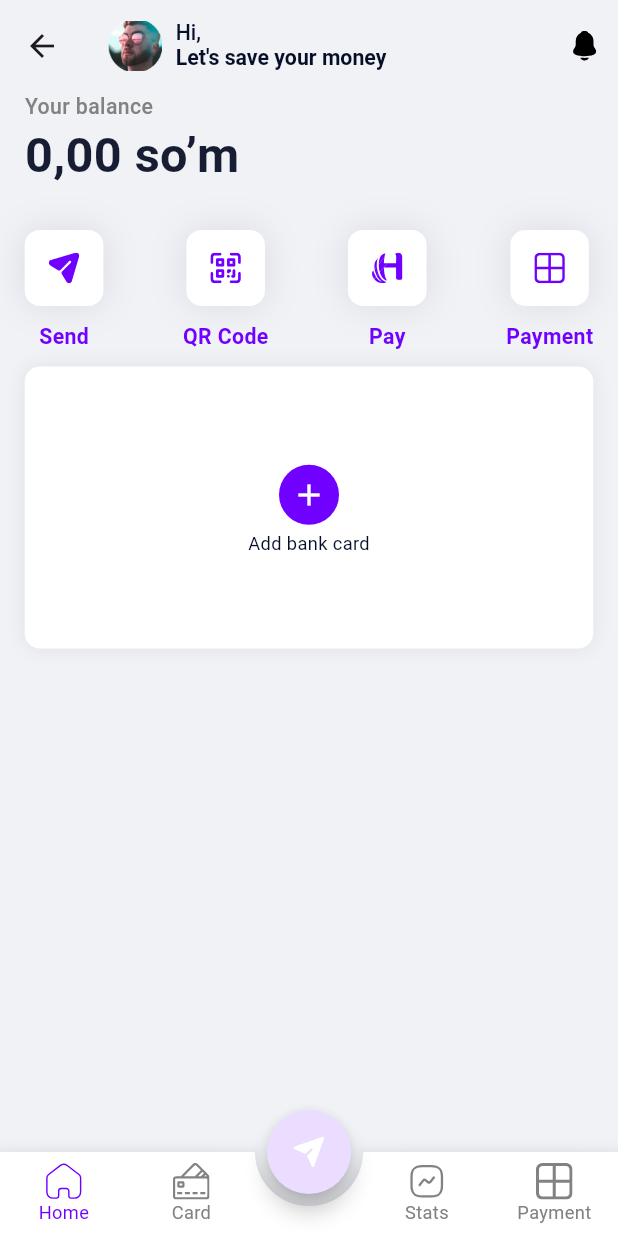
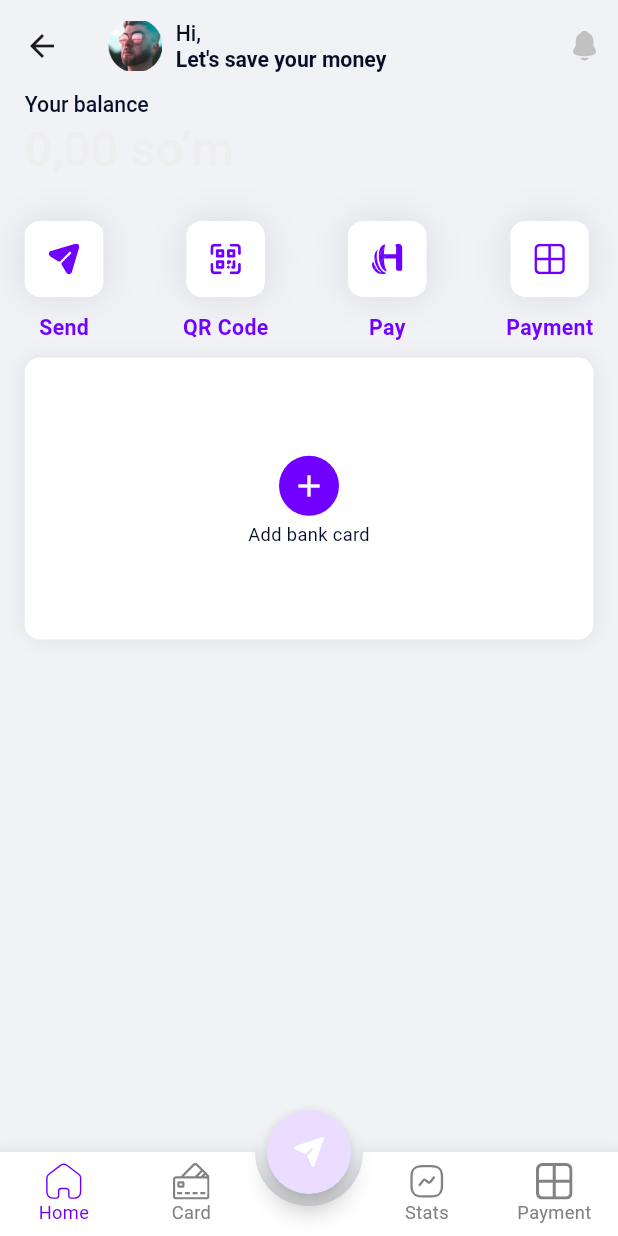
Before and after one commit to YorqinBek7/NewPay, a Flutter app: the HomeTab screen opened directly, on a phone screen of 412 x 824 dp. Run offline on Flutter 3.47's test engine with Material 2 defaults, Android fonts, the phone set to English and light mode, and no system bars; drawn by our look-alikes of animated_bottom_navigation_bar; our stand-ins replace bloc, cached_network_image, card_swiper, cloud_firestore, connectivity_plus, firebase_auth and 14 more; missing offline and left inert: card_stack_widget; accounts and stored records are empty; Roboto replaces fonts that are missing (Manrope, manrope).

Commit message:
added theme

```diff
--- a/lib/data/service.dart
+++ b/lib/data/service.dart
@@ -1,5 +1,3 @@
-import 'dart:convert';
-
 import 'package:cloud_firestore/cloud_firestore.dart';
 import 'package:firebase_auth/firebase_auth.dart';
 import 'package:new_pay/models/cards_model.dart';
--- a/lib/ui/onboarding/splash_screen.dart
+++ b/lib/ui/onboarding/splash_screen.dart
@@ -2,7 +2,6 @@ import 'package:firebase_auth/firebase_auth.dart';
 import 'package:flutter/material.dart';
 import 'package:flutter_screenutil/flutter_screenutil.dart';
 import 'package:lottie/lottie.dart';
-import 'package:new_pay/data/storage.dart';
 import 'package:new_pay/utils/constants.dart';
 import 'package:new_pay/utils/icons.dart';
 
@@ -39,8 +38,8 @@ class _SplashScreenState extends State<SplashScreen> {
       body: Center(
           child: LottieBuilder.asset(
         NewPayIcons.splash,
-        width: 150.0.w,
-        height: 150.0.h,
+        width: 350.0.w,
+        height: 350.0.h,
       )),
     );
   }
--- a/lib/ui/tab_box/add_card_screen/add_card_screen.dart
+++ b/lib/ui/tab_box/add_card_screen/add_card_screen.dart
@@ -3,7 +3,6 @@ import 'package:flutter/material.dart';
 import 'package:flutter_screenutil/flutter_screenutil.dart';
 import 'package:keyboard_dismisser/keyboard_dismisser.dart';
 import 'package:new_pay/data/service.dart';
-import 'package:new_pay/models/cards_model.dart';
 import 'package:new_pay/utils/colors.dart';
 import 'package:new_pay/utils/constants.dart';
 import 'package:new_pay/utils/helper.dart';
--- a/lib/ui/tab_box/home_screen/home_screen.dart
+++ b/lib/ui/tab_box/home_screen/home_screen.dart
@@ -59,19 +59,24 @@ class HomeScreen extends StatelessWidget {
               crossAxisAlignment: CrossAxisAlignment.start,
               children: [
                 Text(
-                  'Hi, ${FirebaseAuth.instance.currentUser!.displayName ?? ''}',
-                  style: NewPayStyles.w500.copyWith(fontSize: 14.0.sp),
-                ),
+                    'Hi, ${FirebaseAuth.instance.currentUser!.displayName ?? ''}',
+                    style: Theme.of(context).textTheme.headline4!),
                 Text(
                   "Let's save your money",
-                  style: NewPayStyles.w700.copyWith(fontSize: 14.0.sp),
+                  style: Theme.of(context)
+                      .textTheme
+                      .headline2!
+                      .copyWith(fontSize: 14.0.sp),
                 ),
               ],
             ),
           ],
         ),
         actions: [
-          SvgPicture.asset(NewPayIcons.notification),
+          SvgPicture.asset(
+            NewPayIcons.notification,
+            color: Theme.of(context).cardColor,
+          ),
           SizedBox(
             width: 13.0.w,
           )
@@ -93,19 +98,16 @@ class HomeScreen extends StatelessWidget {
               return Column(
                 crossAxisAlignment: CrossAxisAlignment.start,
                 children: [
-                  Text(
-                    'Your balance',
-                    style: NewPayStyles.w500
-                        .copyWith(color: NewPayColors.C_828282),
-                  ),
+                  Text('Your balance',
+                      style: Theme.of(context).textTheme.headline4!),
                   SizedBox(
                     width: MediaQuery.of(context).size.width,
                     child: Text(
                       Helper.currenyFormat(state.allSum),
-                      style: NewPayStyles.w700.copyWith(
-                        fontSize: 32.0.sp,
-                        color: NewPayColors.C_171D33,
-                      ),
+                      style: Theme.of(context).textTheme.headline4!.copyWith(
+                            fontSize: 32.0.sp,
+                            color: NewPayColors.C_EEEEEE,
+                          ),
                       maxLines: 1,
                     ),
                   ),
--- a/lib/ui/tab_box/home_screen/profile_screen/app_settings/app_settings.dart
+++ b/lib/ui/tab_box/home_screen/profile_screen/app_settings/app_settings.dart
@@ -17,6 +17,7 @@ class AppSettingsScreen extends StatelessWidget {
       body: SingleChildScrollView(
         child: Column(children: [
           optionItems(
+            context: context,
             icon: NewPayIcons.language,
             title: 'Change Language',
             onTap: () {},
@@ -87,13 +88,16 @@ class AppSettingsScreen extends StatelessWidget {
                 ),
               ),
             ),
+            context: context,
           ),
           optionItems(
+            context: context,
             icon: NewPayIcons.session,
             title: 'Sessions',
             onTap: () {},
           ),
           optionItems(
+            context: context,
             icon: NewPayIcons.public,
             title: 'Public offer',
             onTap: () {},
@@ -102,6 +106,7 @@ class AppSettingsScreen extends StatelessWidget {
             icon: NewPayIcons.aboutApp,
             title: 'About app',
             onTap: () {},
+            context: context,
           )
         ]),
       ),
--- a/lib/ui/tab_box/home_screen/send_money_screen/send_to_phone_screen/select_card_screen.dart
+++ b/lib/ui/tab_box/home_screen/send_money_screen/send_to_phone_screen/select_card_screen.dart
@@ -72,12 +72,14 @@ class SelectCardScreenView extends StatelessWidget {
                             children: [
                               Text(
                                 NewPayConstants.miniCard!.number,
-                                style: NewPayStyles.w400,
+                                style: Theme.of(context).textTheme.headline5!,
                               ),
                               Text(
                                 Helper.currenyFormat(
                                     NewPayConstants.miniCard!.sum),
-                                style: NewPayStyles.w500
+                                style: Theme.of(context)
+                                    .textTheme
+                                    .headline4!
                                     .copyWith(fontSize: 16.0.sp),
                               )
                             ],
--- a/lib/ui/tab_box/home_tab.dart
+++ b/lib/ui/tab_box/home_tab.dart
@@ -58,6 +58,8 @@ class _HomeTabState extends State<HomeTab> {
                 ],
               ),
               bottomNavigationBar: AnimatedBottomNavigationBar.builder(
+                backgroundColor:
+                    Theme.of(context).bottomNavigationBarTheme.backgroundColor,
                 activeIndex: state,
                 gapLocation: GapLocation.center,
                 onTap: (index) => BlocProvider.of<BottomNavBloc>(context)
--- a/lib/ui/tab_box/payment_screen/payment_screen.dart
+++ b/lib/ui/tab_box/payment_screen/payment_screen.dart
@@ -3,7 +3,6 @@ import 'package:flutter_screenutil/flutter_screenutil.dart';
 import 'package:flutter_svg/flutter_svg.dart';
 import 'package:new_pay/utils/colors.dart';
 import 'package:new_pay/utils/constants.dart';
-import 'package:new_pay/utils/styles.dart';
 
 class PaymentScreen extends StatelessWidget {
   const PaymentScreen({super.key});
@@ -34,7 +33,10 @@ class PaymentScreen extends StatelessWidget {
               ),
               title: Text(
                 NewPayConstants.payments[index].title,
-                style: NewPayStyles.w400.copyWith(fontSize: 14.0.sp),
+                style: Theme.of(context)
+                    .textTheme
+                    .headline5!
+                    .copyWith(fontSize: 14.0.sp),
               ),
             ),
           ),
--- a/lib/ui/tab_box/stats_screen/stats_screen.dart
+++ b/lib/ui/tab_box/stats_screen/stats_screen.dart
@@ -26,7 +26,10 @@ class StatsScreen extends StatelessWidget {
           ),
           Text(
             'Monitoring',
-            style: NewPayStyles.w600.copyWith(fontSize: 18.0.sp),
+            style: Theme.of(context)
+                .textTheme
+                .headline3!
+                .copyWith(fontSize: 18.0.sp),
           ),
           SizedBox(
             height: 10.0.h,
--- a/lib/utils/colors.dart
+++ b/lib/utils/colors.dart
@@ -22,4 +22,7 @@ class NewPayColors {
   static const Color C_F1F2F6 = Color(0xffF1F2F6);
   static const Color C_00F0FF = Color(0xff00F0FF);
   static const Color C_203354 = Color(0xff203354);
+
+  // Dark theme colors
+  static const Color darkScaffoldColor = Color(0xff050012);
 }
--- a/lib/utils/constants.dart
+++ b/lib/utils/constants.dart
@@ -1,4 +1,3 @@
-import 'package:firebase_auth/firebase_auth.dart';
 import 'package:new_pay/models/bottom_nav_models.dart';
 import 'package:new_pay/models/cards_gradient.dart';
 import 'package:new_pay/models/mini_card_with_pic.dart';
```
Also changed, not shown: lib/main.dart (+27 -6 lines), lib/ui/tab_box/home_screen/pay_screen/pay_screen.dart (+13 -10 lines), lib/ui/tab_box/home_screen/profile_screen/profile_screen.dart (+7 -0 lines), lib/ui/tab_box/home_screen/profile_screen/widgets/option_items.dart (+4 -3 lines), lib/ui/tab_box/home_screen/qr_code_screen/qr_code_screen.dart (+9 -14 lines), lib/ui/tab_box/home_screen/send_money_screen/send_money_screen.dart (+5 -5 lines), lib/ui/tab_box/home_screen/send_money_screen/send_to_card_screen/send_to_card_screen.dart (+5 -5 lines), lib/ui/tab_box/home_screen/send_money_screen/send_to_phone_screen/send_to_phone_screen.dart (+8 -2 lines).
